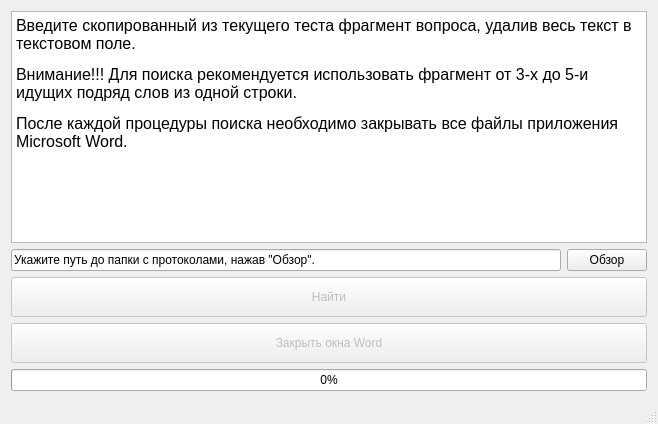
Above: mainwindow.ui from Madjita/findWord before the change. Below: the same form after it.
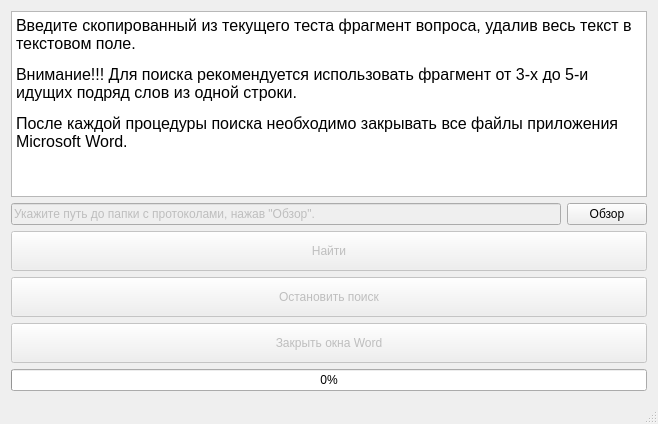
That is the form after the change. Icons and pictures are not drawn.

Diff of the .ui file:
```diff
--- a/mainwindow.ui
+++ b/mainwindow.ui
@@ -41,6 +41,9 @@
      <layout class="QHBoxLayout" name="horizontalLayout">
       <item>
        <widget class="QLineEdit" name="lineEdit">
+        <property name="enabled">
+         <bool>false</bool>
+        </property>
         <property name="text">
          <string>Укажите путь до папки с протоколами, нажав &quot;Обзор&quot;.</string>
         </property>
@@ -77,6 +80,28 @@
       </property>
      </widget>
     </item>
+    <item>
+     <widget class="QPushButton" name="pushButton_4">
+      <property name="enabled">
+       <bool>false</bool>
+      </property>
+      <property name="minimumSize">
+       <size>
+        <width>0</width>
+        <height>40</height>
+       </size>
+      </property>
+      <property name="text">
+       <string>Остановить поиск</string>
+      </property>
+      <property name="checkable">
+       <bool>false</bool>
+      </property>
+      <property name="flat">
+       <bool>false</bool>
+      </property>
+     </widget>
+    </item>
     <item>
      <widget class="QPushButton" name="pushButton_3">
       <property name="enabled">
```
